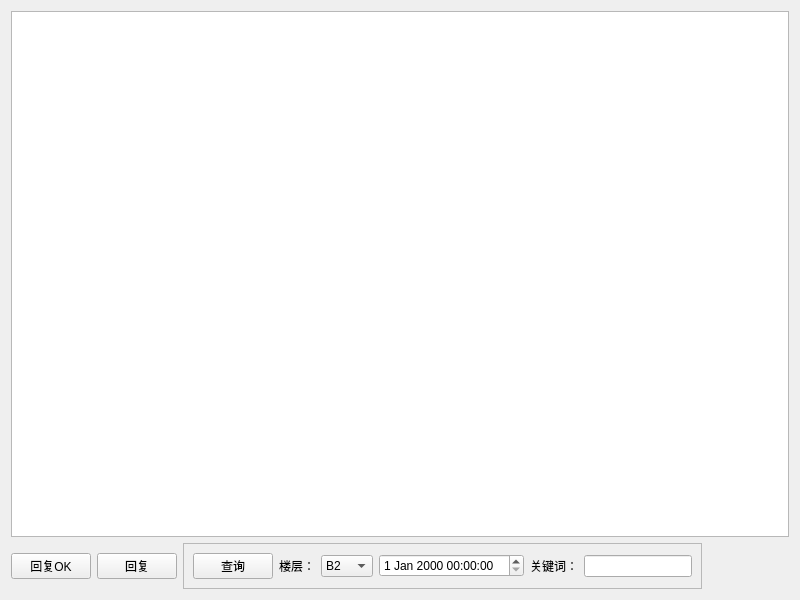
The window that Sajet/reworkquestion.ui (Varlike0013/OracleQtMES) describes before a commit, drawn with Qt 5.
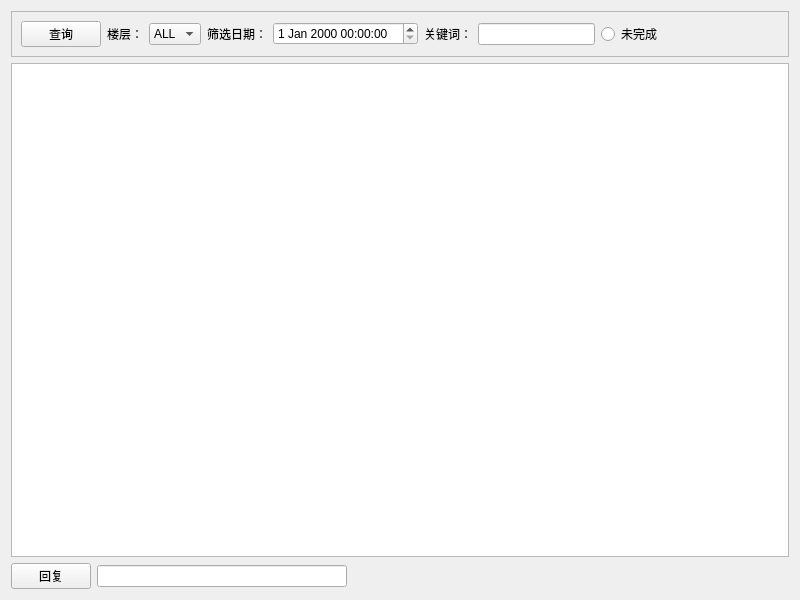
The same window after the commit.

```diff
--- a/Sajet/reworkquestion.ui
+++ b/Sajet/reworkquestion.ui
@@ -21,32 +21,6 @@
   </property>
   <layout class="QVBoxLayout" name="verticalLayout">
    <item>
-    <widget class="QTableView" name="tableView">
-     <property name="minimumSize">
-      <size>
-       <width>600</width>
-       <height>300</height>
-      </size>
-     </property>
-    </widget>
-   </item>
-   <item>
-    <layout class="QHBoxLayout" name="horizontalLayout">
-     <item>
-      <widget class="QPushButton" name="pushButton_2">
-       <property name="text">
-        <string>回复OK</string>
-       </property>
-      </widget>
-     </item>
-     <item>
-      <widget class="QPushButton" name="pushButton">
-       <property name="text">
-        <string>回复</string>
-       </property>
-      </widget>
-     </item>
-     <item>
       <widget class="QFrame" name="frame">
        <property name="frameShape">
         <enum>QFrame::Shape::StyledPanel</enum>
@@ -71,6 +45,11 @@
         </item>
         <item>
          <widget class="QComboBox" name="comboBox">
+        <item>
+         <property name="text">
+          <string>ALL</string>
+         </property>
+        </item>
           <item>
            <property name="text">
             <string>B2</string>
@@ -118,6 +97,13 @@
           </item>
          </widget>
         </item>
+      <item>
+       <widget class="QLabel" name="label_3">
+        <property name="text">
+         <string>筛选日期：</string>
+        </property>
+       </widget>
+      </item>
         <item>
          <widget class="QDateTimeEdit" name="dateTimeEdit"/>
         </item>
@@ -129,9 +115,65 @@
          </widget>
         </item>
         <item>
-         <widget class="QLineEdit" name="lineEdit"/>
-        </item>
-       </layout>
+       <widget class="QLineEdit" name="keylineEdit">
+        <property name="maximumSize">
+         <size>
+          <width>150</width>
+          <height>16777215</height>
+         </size>
+        </property>
+       </widget>
+      </item>
+      <item>
+       <widget class="QRadioButton" name="radioButton">
+        <property name="text">
+         <string>未完成</string>
+        </property>
+       </widget>
+      </item>
+      <item>
+       <spacer name="horizontalSpacer_2">
+        <property name="orientation">
+         <enum>Qt::Orientation::Horizontal</enum>
+        </property>
+        <property name="sizeHint" stdset="0">
+         <size>
+          <width>40</width>
+          <height>20</height>
+         </size>
+        </property>
+       </spacer>
+      </item>
+     </layout>
+    </widget>
+   </item>
+   <item>
+    <widget class="QTableView" name="tableView">
+     <property name="minimumSize">
+      <size>
+       <width>600</width>
+       <height>300</height>
+      </size>
+     </property>
+    </widget>
+   </item>
+   <item>
+    <layout class="QHBoxLayout" name="horizontalLayout">
+     <item>
+      <widget class="QPushButton" name="replyButton">
+       <property name="text">
+        <string>回复</string>
+       </property>
+      </widget>
+     </item>
+     <item>
+      <widget class="QLineEdit" name="replylineEdit">
+       <property name="maximumSize">
+        <size>
+         <width>250</width>
+         <height>16777215</height>
+        </size>
+       </property>
       </widget>
      </item>
      <item>
```
Left out of the diff: 2 changed lines with no effect on the pictures. Lines whose indentation alone changed are shown as unchanged.
